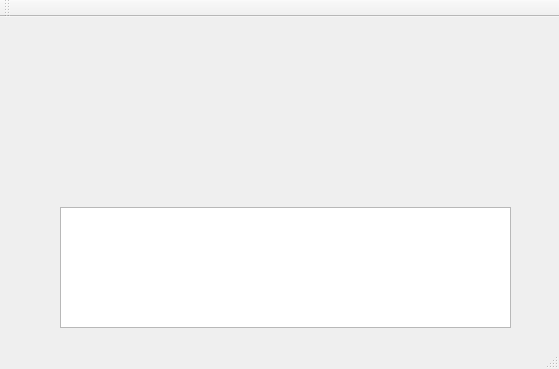
First picture: the form in Projects/Wendynator/Wendynator/mainwindow.ui, repository JuarezASF/Code, before the edit.
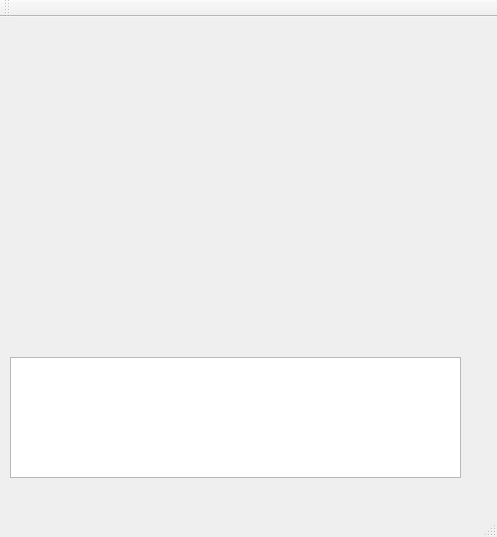
Second picture: the form after the edit.

```diff
--- a/Projects/Wendynator/Wendynator/mainwindow.ui
+++ b/Projects/Wendynator/Wendynator/mainwindow.ui
@@ -6,8 +6,8 @@
    <rect>
     <x>0</x>
     <y>0</y>
-    <width>559</width>
-    <height>369</height>
+    <width>497</width>
+    <height>537</height>
    </rect>
   </property>
   <property name="windowTitle">
@@ -17,8 +17,8 @@
    <widget class="QTextEdit" name="logText">
     <property name="geometry">
      <rect>
-      <x>60</x>
-      <y>190</y>
+      <x>10</x>
+      <y>340</y>
       <width>451</width>
       <height>121</height>
      </rect>
@@ -30,10 +30,10 @@
    <widget class="QLabel" name="InputImg">
     <property name="geometry">
      <rect>
-      <x>120</x>
-      <y>0</y>
-      <width>301</width>
-      <height>181</height>
+      <x>20</x>
+      <y>10</y>
+      <width>391</width>
+      <height>311</height>
      </rect>
     </property>
     <property name="text">
```
Left out of the diff: 4 changed lines with no effect on the pictures.
